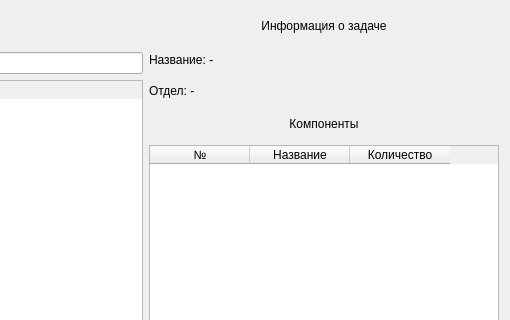
This is src/client/ui/window_task.ui in formemu/aditim-monitor as Qt 5 draws it before an edit; both pictures show x 721 to 1231 and y 0 to 320 of the 1231 by 800 pixel window. The edited form follows.
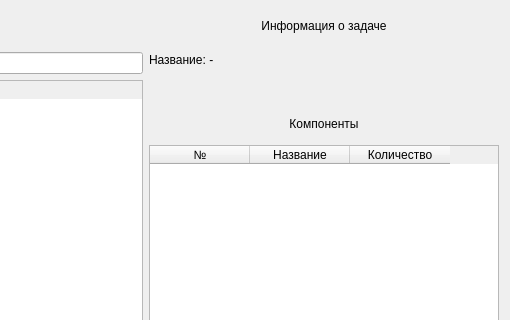
This is the edited form.

The edit to the form file:
```diff
--- a/src/client/ui/window_task.ui
+++ b/src/client/ui/window_task.ui
@@ -184,7 +184,7 @@
         </size>
        </property>
        <property name="text">
-        <string>Отдел: -</string>
+        <string/>
        </property>
       </widget>
      </item>
```
